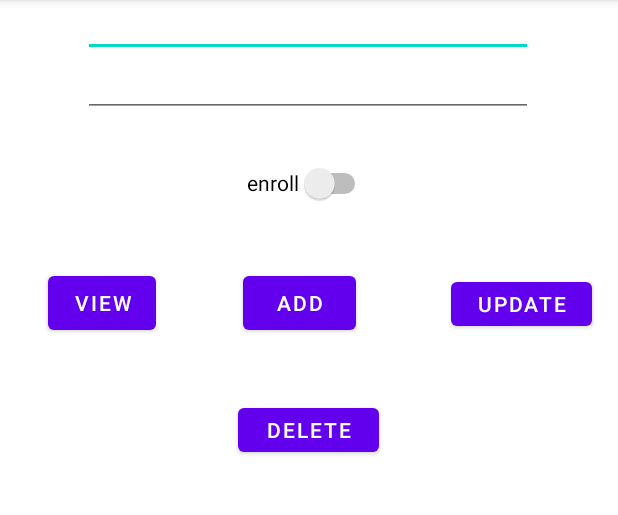
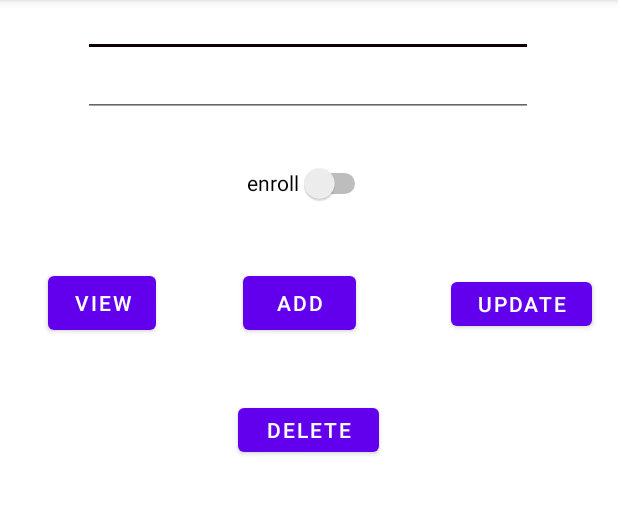
Before and after one commit to LaibaAftab/database, an Android app: the screen it shows after launch (MainActivity), on a phone screen of 412 x 824 dp, the part 84-599 px from its top. Run offline under Robolectric (Android 15) with nearby library versions, the phone set to English and light mode, and no system bars.

```diff
--- a/app/src/main/res/layout/activity_main.xml
+++ b/app/src/main/res/layout/activity_main.xml
@@ -24,9 +24,15 @@
         android:layout_width="300dp"
         android:layout_height="22dp"
         android:layout_marginTop="16dp"
+        android:backgroundTint="#0E0000"
         android:hint="Enter name"
+        android:textAppearance="@style/TextAppearance.AppCompat.Body1"
         android:textColor="@color/black"
+        android:textColorHighlight="#0C0101"
         android:textColorHint="@color/black"
+        android:textColorLink="#100000"
+        android:textSize="12sp"
+        android:textStyle="bold"
         app:layout_constraintBottom_toTopOf="@+id/name2"
         app:layout_constraintEnd_toEndOf="parent"
         app:layout_constraintHorizontal_bias="0.494"
```
Also changed, not shown: app/src/main/java/com/example/databasemc/MainActivity.java (+15 -3 lines).
